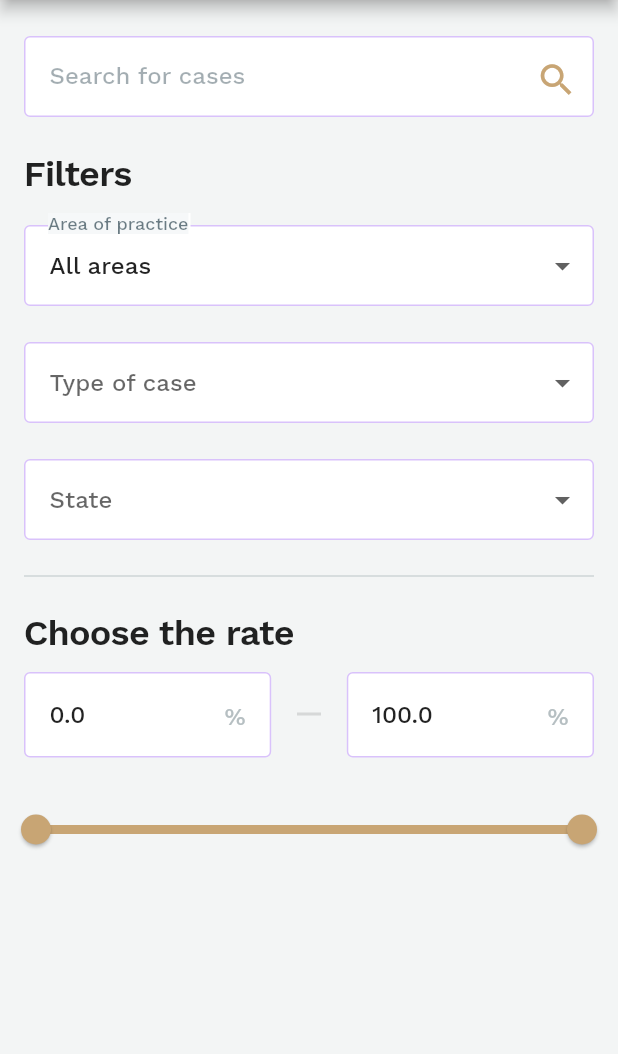
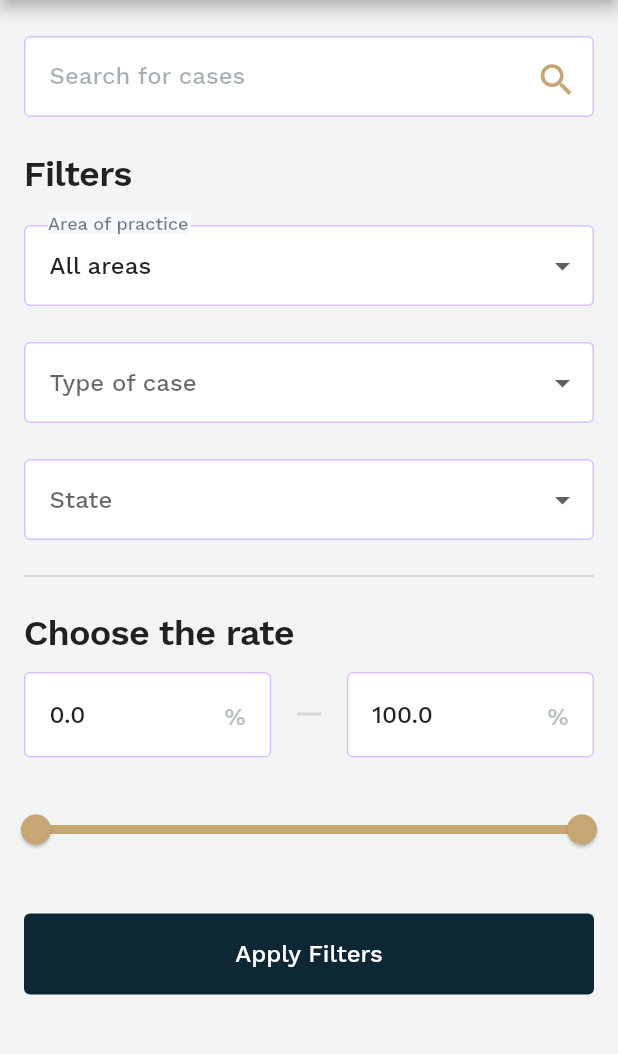
Before and after one commit to skyhouse11/otakoyi_test_app, a Flutter app: the screen it shows after launch, on a phone screen of 412 x 824 dp, the part 90-1144 px from its top. Run offline on Flutter 3.47's test engine with Material 2 defaults, Android fonts, the phone set to English and light mode, and no system bars; our stand-ins replace google_fonts.

Commit message:
Button added

```diff
--- a/lib/view/main_view.dart
+++ b/lib/view/main_view.dart
@@ -1,6 +1,8 @@
 import 'package:flutter/material.dart';
+import 'package:google_fonts/google_fonts.dart';
 import 'package:otakoyi_test_app/util/hex_color.dart';
 import 'package:otakoyi_test_app/widgets/appbar/notification_icon.dart';
+import 'package:otakoyi_test_app/widgets/general/big_button.dart';
 import 'package:otakoyi_test_app/widgets/general/main_title.dart';
 import 'package:otakoyi_test_app/widgets/search/dropdown_filter.dart';
 import 'package:otakoyi_test_app/widgets/search/main_search_textfield.dart';
@@ -103,6 +105,14 @@ class MainView extends StatelessWidget {
                 fromNotifier: fromNotifier,
                 toNotifier: toNotifier,
               ),
+              BigButton(
+                text: "Apply Filters",
+                textStyle: GoogleFonts.workSans(
+                  color: Colors.white,
+                  fontSize: 16,
+                ),
+                buttonColor: "#0D2834",
+              )
             ],
           ),
         ),
--- /dev/null
+++ b/lib/widgets/general/big_button.dart
@@ -0,0 +1,38 @@
+import 'package:flutter/material.dart';
+import 'package:otakoyi_test_app/util/hex_color.dart';
+
+class BigButton extends StatelessWidget {
+  final String text;
+  final TextStyle textStyle;
+  final String buttonColor;
+
+  const BigButton({
+    @required this.text,
+    @required this.textStyle,
+    @required this.buttonColor,
+  });
+
+  @override
+  Widget build(BuildContext context) {
+    return Container(
+      height: 54,
+      margin: EdgeInsets.only(
+        top: 32,
+        bottom: 24,
+        left: 16,
+        right: 16,
+      ),
+      child: FlatButton(
+        color: HexColor(buttonColor),
+        shape: RoundedRectangleBorder(
+          borderRadius: BorderRadius.circular(4),
+        ),
+        onPressed: () {},
+        child: Text(
+          text,
+          style: textStyle,
+        ),
+      ),
+    );
+  }
+}
```
